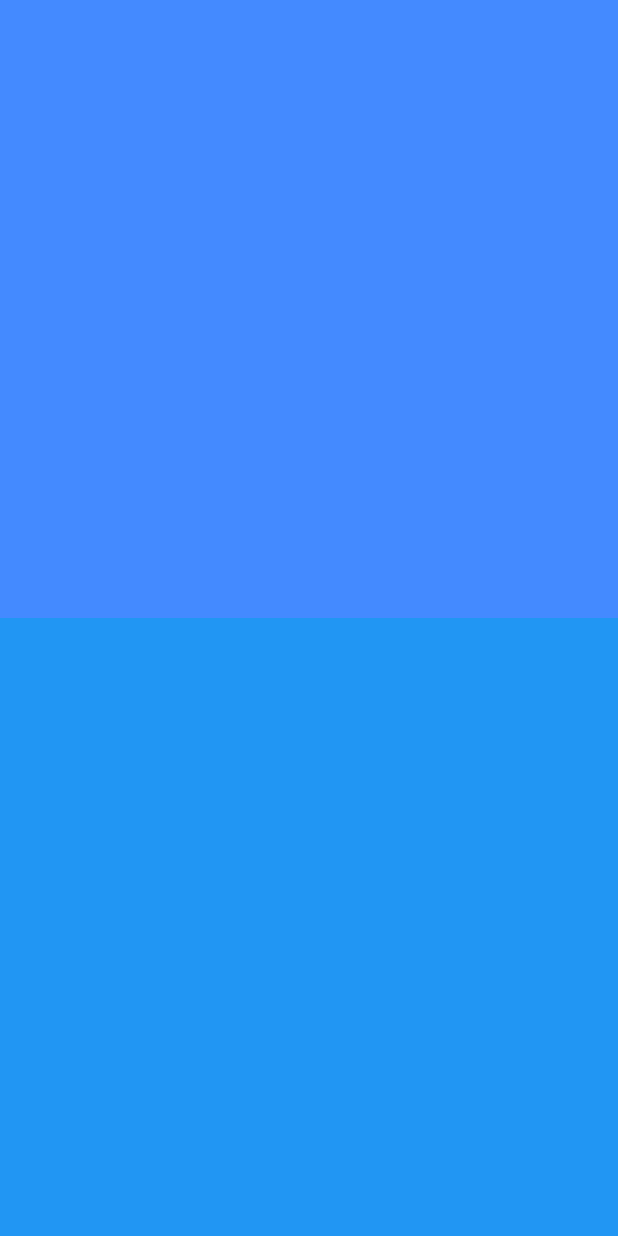
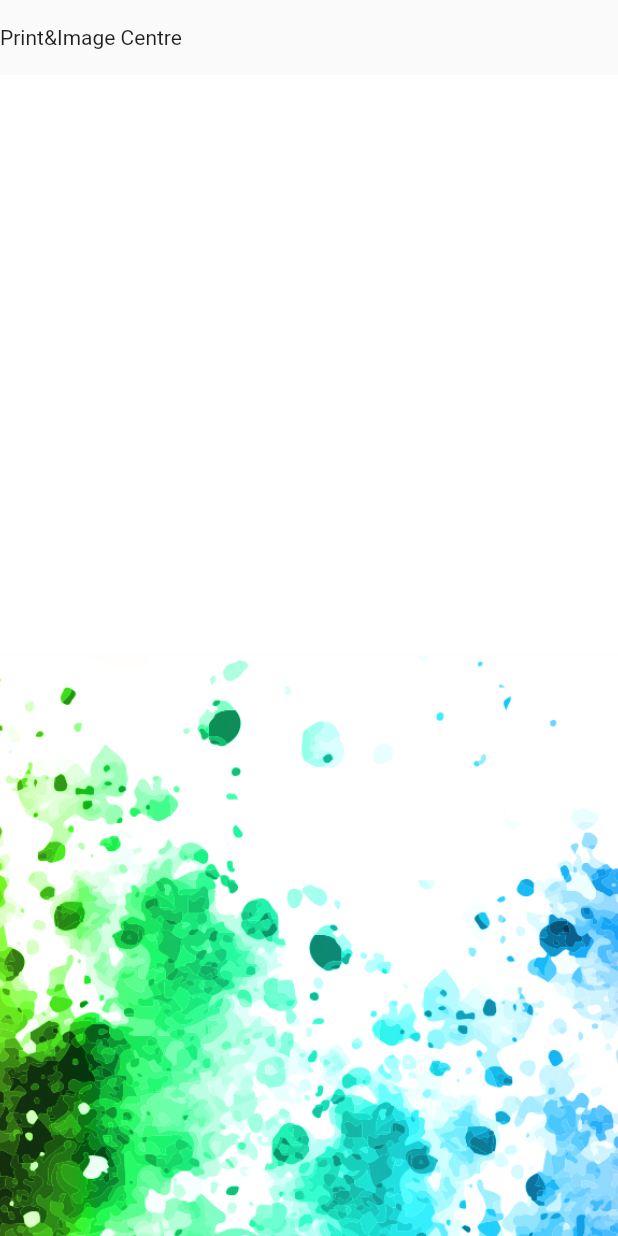
Before and after one commit to Morne-le-Roux/PICWeb, a Flutter app: the screen it shows after launch, on a phone screen of 412 x 824 dp. Run offline on Flutter 3.47's test engine with Material 2 defaults, Android fonts, the light colour scheme and no system bars.

Commit message:
Updated Background

```diff
--- a/lib/landing_page.dart
+++ b/lib/landing_page.dart
@@ -8,14 +8,23 @@ class LandingPage extends StatelessWidget {
     return Scaffold(
       body: Column(
         children: [
+          //Navbar
+          const Navbar(),
+          //Advert Carousel Container
           Expanded(
             child: Container(
-              color: Colors.blueAccent,
+              color: Colors.white,
             ),
           ),
+
+          //Bottom Container on screen
           Expanded(
             child: Container(
-              color: Colors.blue,
+              decoration: const BoxDecoration(
+                image: DecorationImage(
+                    image: AssetImage("assets/Bottom_Container.jpg"),
+                    fit: BoxFit.cover),
+              ),
             ),
           ),
         ],
@@ -23,3 +32,17 @@ class LandingPage extends StatelessWidget {
     );
   }
 }
+
+class Navbar extends StatelessWidget {
+  const Navbar({
+    super.key,
+  });
+
+  @override
+  Widget build(BuildContext context) {
+    return SizedBox(
+      height: 50,
+      child: Row(children: const [Text("Print&Image Centre")]),
+    );
+  }
+}
--- /dev/null
+++ b/lib/navbar.dart
@@ -0,0 +1,20 @@
+import 'package:flutter/material.dart';
+
+class Navbar extends StatelessWidget {
+  const Navbar({
+    super.key,
+  });
+
+  @override
+  Widget build(BuildContext context) {
+    return SizedBox(
+      height: 50,
+      child: Row(children: const [
+        Text(
+          "Print&Image Centre",
+          style: TextStyle(),
+        )
+      ]),
+    );
+  }
+}
--- a/pubspec.yaml
+++ b/pubspec.yaml
@@ -59,10 +59,9 @@ flutter:
   uses-material-design: true
 
   # To add assets to your application, add an assets section, like this:
-  # assets:
-  #   - images/a_dot_burr.jpeg
-  #   - images/a_dot_ham.jpeg
+  assets:
     - assets/
+
 
   # An image asset can refer to one or more resolution-specific "variants", see
   # https://flutter.dev/assets-and-images/#resolution-aware
```
Also changed, not shown: assets/Bottom_Container.jpg.
